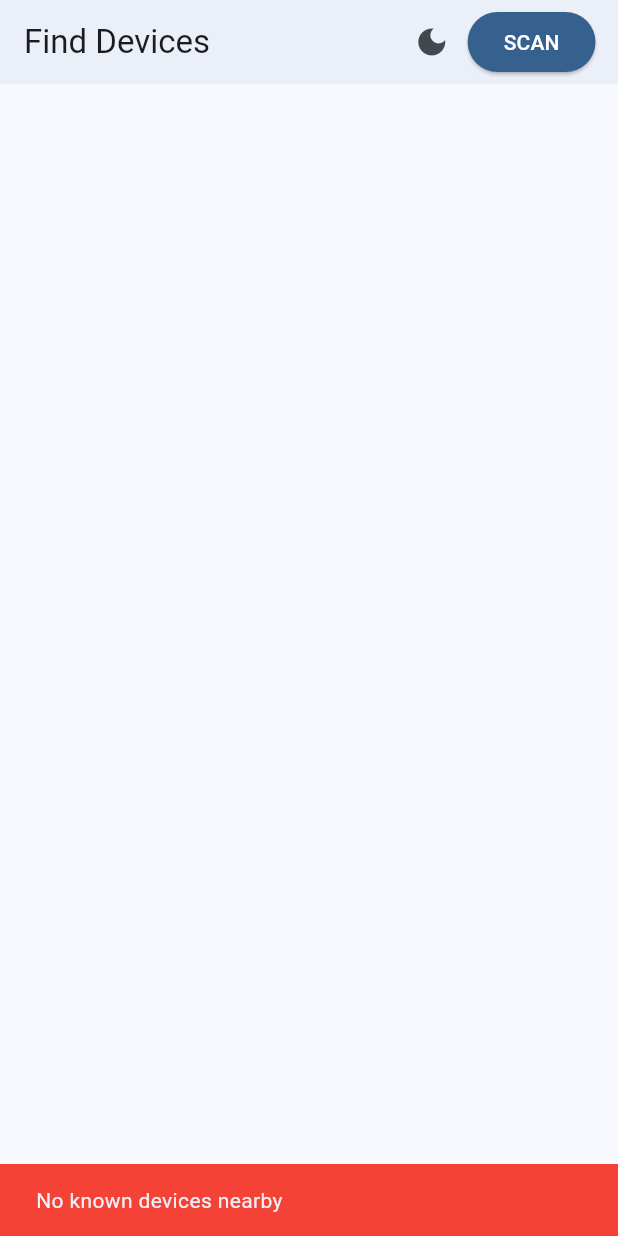
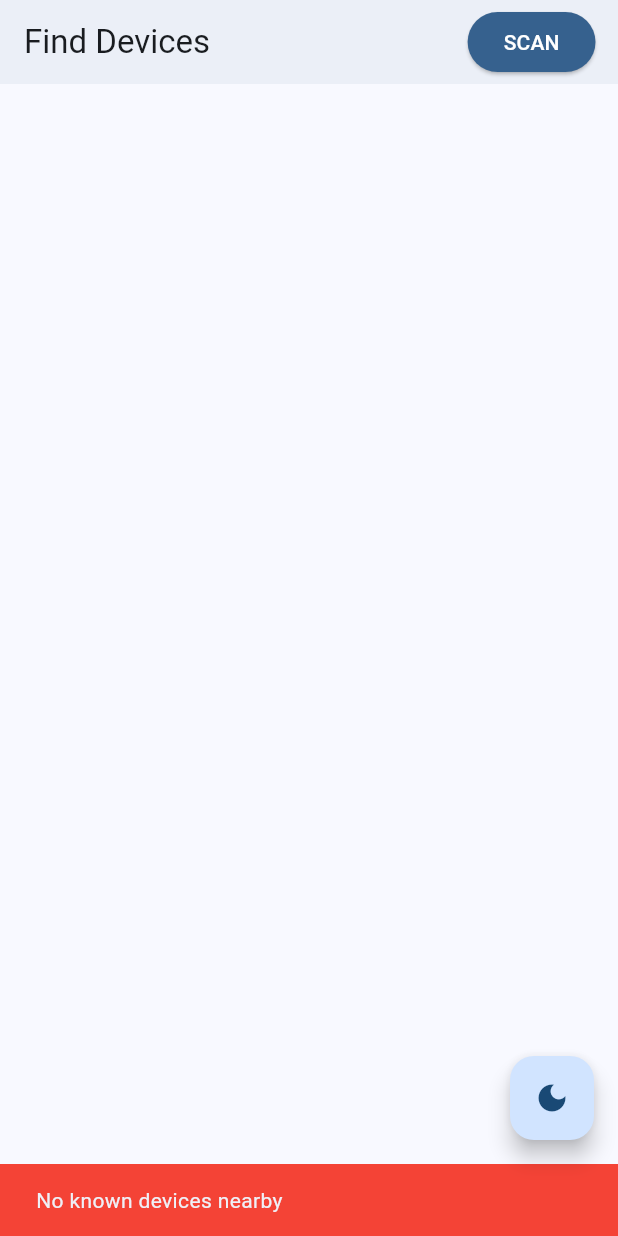
Before and after one commit to vidunithaedirisooriya/stefan_app, a Flutter app: the screen it shows after launch, on a phone screen of 412 x 824 dp. Run offline on Flutter 3.47's test engine with Material 3 defaults, Android fonts, the phone set to English and light mode, and no system bars; our stand-ins replace flutter_blue_plus, permission_handler, shared_preferences.

Commit message:
adjust position of dark/light mode switch (appbar -> floatingActionButton

```diff
--- a/lib/screens/scan_screen.dart
+++ b/lib/screens/scan_screen.dart
@@ -265,11 +265,6 @@ class _ScanScreenState extends State<ScanScreen> {
         appBar: AppBar(
           title: const Text('Find Devices'),
           actions: [
-            IconButton(
-              icon: Icon(isDarkMode ? Icons.light_mode : Icons.dark_mode),
-              onPressed: widget.onThemeToggle,
-              tooltip: isDarkMode ? 'Light Mode' : 'Dark Mode',
-            ),
             buildScanButton(),
             const SizedBox(width: 15),
           ],
@@ -283,6 +278,11 @@ class _ScanScreenState extends State<ScanScreen> {
             ],
           ),
         ),
+        floatingActionButton: FloatingActionButton(
+                onPressed: widget.onThemeToggle,
+                tooltip: isDarkMode ? 'Light Mode' : 'Dark Mode',
+                child: Icon(isDarkMode ? Icons.light_mode : Icons.dark_mode),
+              ),
       ),
     );
   }
```
